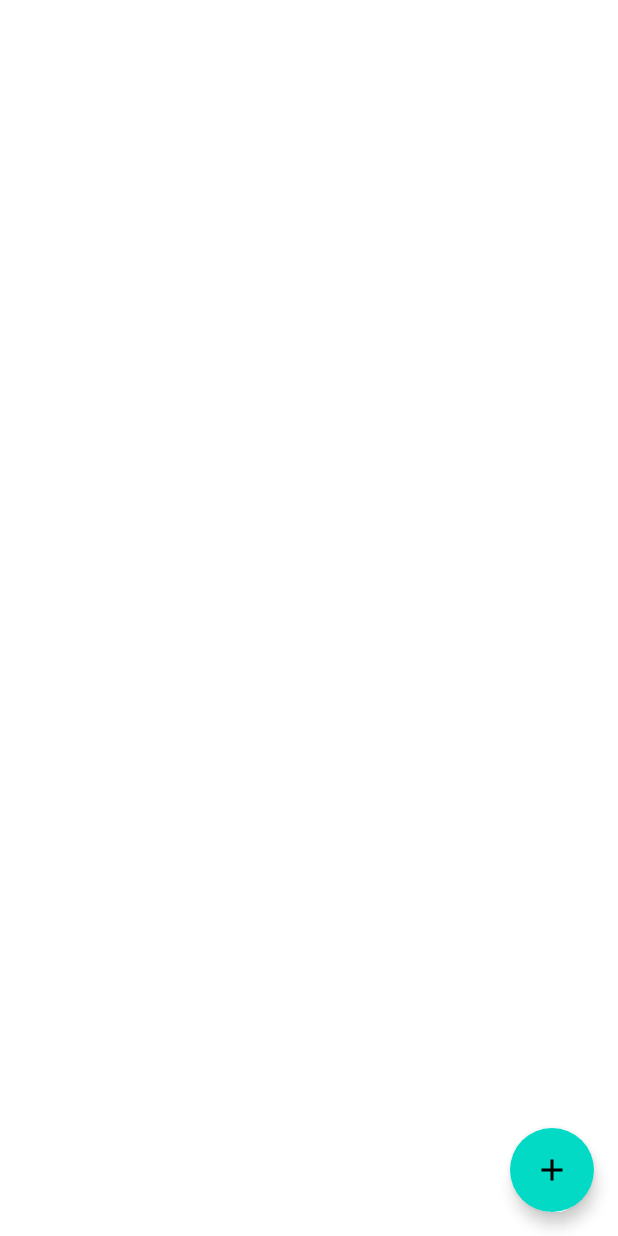
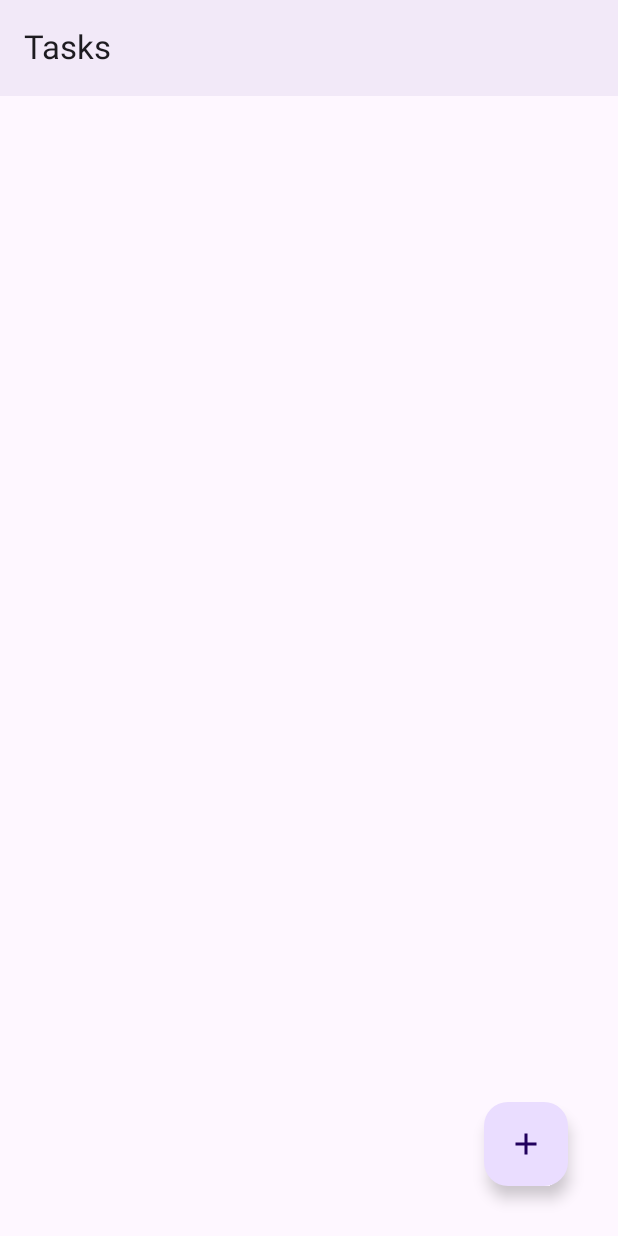
Before and after one commit to IvanQuinteroDevelop/TaskApp, an Android app built with Jetpack Compose: the screen it shows after launch (MainActivity), on a phone screen of 412 x 824 dp. Run offline under Robolectric (Android 15) with nearby library versions, the phone set to English and light mode, and no system bars; our stand-ins replace Dagger/Hilt's generated code, Room's generated code, livedata-compose.

Commit message:
implementing material design 3

```diff
--- a/app/build.gradle
+++ b/app/build.gradle
@@ -62,6 +62,11 @@ dependencies {
     androidTestImplementation "androidx.compose.ui:ui-test-junit4:$compose_ui_version"
     debugImplementation "androidx.compose.ui:ui-tooling:$compose_ui_version"
     debugImplementation "androidx.compose.ui:ui-test-manifest:$compose_ui_version"
+    // Material Design 3
+    implementation("androidx.compose.material3:material3:1.0.1")
+    implementation 'androidx.compose.foundation:foundation'
+    implementation 'androidx.compose.ui:ui' // Icons
+    implementation "androidx.compose.material:material-icons-extended:$compose_ui_version"
 
     //Dagger Hilt
     implementation "com.google.dagger:hilt-android:2.44"
--- a/app/src/main/java/com/navi/taskapp/addtasks/ui/TaskScreen.kt
+++ b/app/src/main/java/com/navi/taskapp/addtasks/ui/TaskScreen.kt
@@ -5,9 +5,9 @@ import androidx.compose.foundation.gestures.detectTapGestures
 import androidx.compose.foundation.layout.*
 import androidx.compose.foundation.lazy.LazyColumn
 import androidx.compose.foundation.lazy.items
-import androidx.compose.material.*
 import androidx.compose.material.icons.Icons
 import androidx.compose.material.icons.filled.Add
+import androidx.compose.material3.*
 import androidx.compose.runtime.*
 import androidx.compose.runtime.livedata.observeAsState
 import androidx.compose.runtime.saveable.rememberSaveable
@@ -25,6 +25,7 @@ import androidx.lifecycle.Lifecycle
 import androidx.lifecycle.repeatOnLifecycle
 import com.navi.taskapp.addtasks.ui.model.TaskModel
 
+@OptIn(ExperimentalMaterial3Api::class)
 @Composable
 fun TaskScreen(taskViewModel: TaskViewModel) {
 
@@ -43,20 +44,55 @@ fun TaskScreen(taskViewModel: TaskViewModel) {
 
     when (uiState) {
         is TasksUiState.Error -> {}
-        TasksUiState.Loading -> { CircularProgressIndicator() }
+        TasksUiState.Loading -> {
+            Box(
+                Modifier
+                    .fillMaxSize()
+                    .background(MaterialTheme.colorScheme.background),
+                contentAlignment = Alignment.Center
+            ) {
+                CircularProgressIndicator()
+            }
+        }
         is TasksUiState.Success -> {
-            Box(Modifier.fillMaxSize()) {
+            Scaffold(
+                topBar = {
+                    TaskTopBar()
+                },
+                floatingActionButton = { FabDialog(Modifier.padding(1.dp), taskViewModel) },
+                bottomBar = {}
+            ) { paddingValue ->
+                Box(
+                    Modifier
+                        .padding(paddingValue)
+                        .background(MaterialTheme.colorScheme.background)
+                ) {
                     AddTaskDialog(showDialog,
                         onDismiss = {
                             taskViewModel.changeDialogValue(false)
                         }, onTaskAdded = {
                             taskViewModel.onCreateTask(it)
                         })
-                TaskList(Modifier.align(Alignment.TopStart), taskViewModel, (uiState as TasksUiState.Success).tasks)
-                FabDialog(Modifier.align(Alignment.BottomEnd), taskViewModel)
+                    TaskList(
+                        Modifier.align(Alignment.TopStart),
+                        taskViewModel,
+                        (uiState as TasksUiState.Success).tasks
+                    )
                 }
             }
         }
+    }
+}
+
+@OptIn(ExperimentalMaterial3Api::class)
+@Composable
+fun TaskTopBar() {
+    TopAppBar(
+        title = { Text(text = "Tasks") },
+        colors = TopAppBarDefaults.smallTopAppBarColors(
+            containerColor = MaterialTheme.colorScheme.surfaceColorAtElevation(3.dp)
+        )
+    )
 }
 
 @Composable
@@ -77,7 +113,9 @@ fun ItemTask(taskModel: TaskModel, taskViewModel: TaskViewModel) {
             .padding(vertical = 8.dp, horizontal = 16.dp)
             .pointerInput(Unit) {
                 detectTapGestures(onLongPress = { taskViewModel.onRemoveItem(taskModel) })
-            }, elevation = 8.dp
+            },
+        elevation = CardDefaults.cardElevation(defaultElevation = 1.dp),
+        colors = CardDefaults.cardColors(containerColor = Color.White)
     ) {
         Row(
             Modifier
@@ -85,9 +123,9 @@ fun ItemTask(taskModel: TaskModel, taskViewModel: TaskViewModel) {
                 .padding(8.dp), verticalAlignment = Alignment.CenterVertically
         ) {
             Text(text = taskModel.task, modifier = Modifier.weight(1f), fontSize = 16.sp)
-            Checkbox(
+            /*Checkbox(
                 checked = taskModel.selected,
-                onCheckedChange = { taskViewModel.onCheckBoxSelected(taskModel) })
+                onCheckedChange = { taskViewModel.onCheckBoxSelected(taskModel) })*/
         }
     }
 }
@@ -103,6 +141,7 @@ fun FabDialog(modifier: Modifier, taskViewModel: TaskViewModel) {
     }
 }
 
+@OptIn(ExperimentalMaterial3Api::class)
 @Composable
 fun AddTaskDialog(show: Boolean, onDismiss: () -> Unit, onTaskAdded: (String) -> Unit) {
     var myTasks by rememberSaveable {
```
Lines whose indentation alone changed are shown as unchanged.
